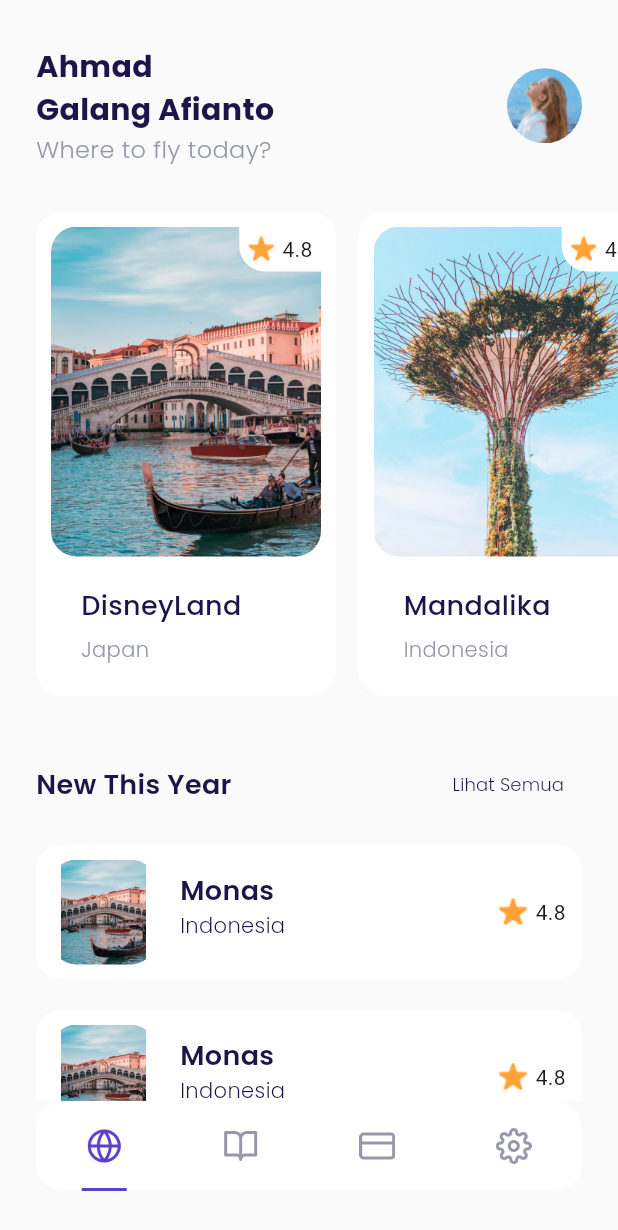
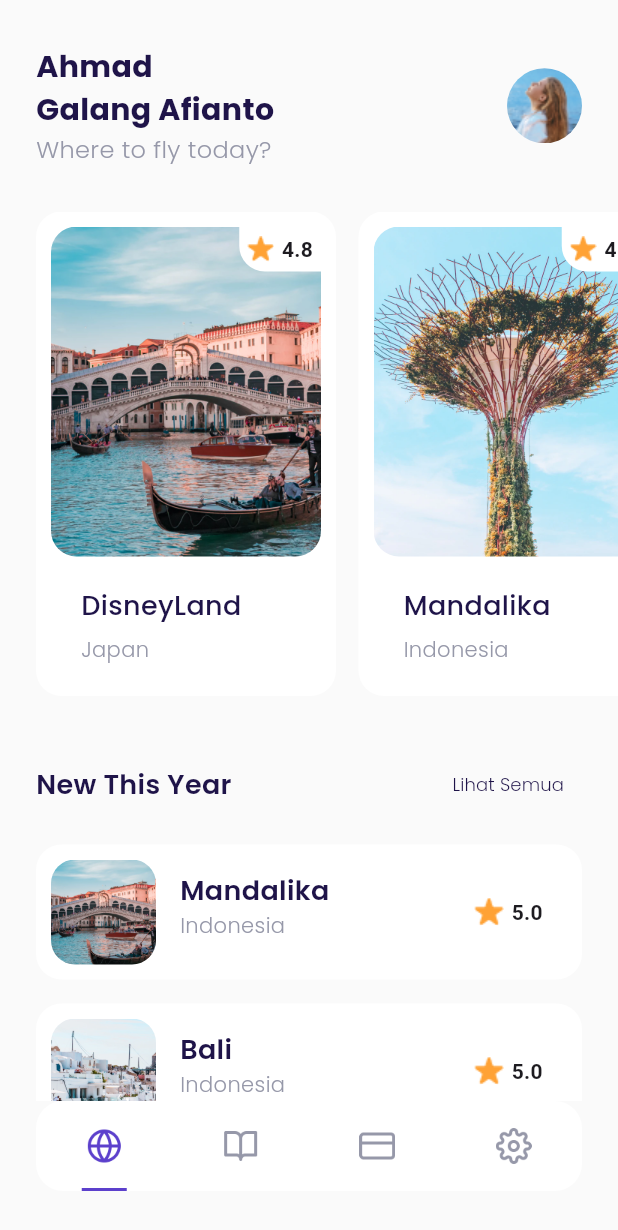
Before and after one commit to ahmadgalang/FlutterTravel, a Flutter app: the MainPage screen opened by its route, on a phone screen of 412 x 824 dp. Shown: the top 1230 px of the screen. Run offline on Flutter 3.47's test engine with Material 3 defaults, Android fonts, the phone set to English and light mode, and no system bars; our stand-ins replace google_fonts.

Commit message:
no message

```diff
--- /dev/null
+++ b/lib/ui/pages/detail_page.dart
@@ -0,0 +1,46 @@
+import 'package:flutter/material.dart';
+import 'package:flutter_travel/shared/theme.dart';
+
+class DetailPage extends StatelessWidget {
+  const DetailPage({super.key});
+
+  @override
+  Widget build(BuildContext context) {
+    Widget backgroundImage() {
+      return Container(
+        height: 450,
+        width: double.infinity,
+        decoration: const BoxDecoration(
+          image: DecorationImage(
+              image: AssetImage('assets/images/travel_one.png'),
+              fit: BoxFit.cover),
+        ),
+      );
+    }
+
+    Widget shadowImage() {
+      return Container(
+        height: 214,
+        margin: EdgeInsets.only(top: 236),
+        width: double.infinity,
+        decoration: BoxDecoration(
+          gradient: LinearGradient(
+            colors: [
+              Colors.transparent,
+              Colors.black.withOpacity(0.6)
+            ],
+            begin: Alignment.topCenter,
+            end: Alignment.bottomCenter,
+          ),
+        ),
+      );
+    }
+
+    return Scaffold(
+      backgroundColor: kBackgroundColor,
+      body: Stack(
+        children: [backgroundImage(), shadowImage()],
+      ),
+    );
+  }
+}
--- a/lib/ui/pages/home_page.dart
+++ b/lib/ui/pages/home_page.dart
@@ -74,7 +74,10 @@ class HomePage extends StatelessWidget {
           ));
     }
 
-    Widget title() {
+
+
+    Widget listDestination() {
+      Widget title() {
       return Container(
           margin: EdgeInsets.only(left: defaultMargin, top: 5, bottom: 16),
           child: Row(
@@ -93,23 +96,57 @@ class HomePage extends StatelessWidget {
                   onPressed: () {},
                   child: Text(
                     'Lihat Semua',
-                    style: secondaryTextStyle.copyWith(fontWeight: light, fontSize: 12),
+                    style: secondaryTextStyle.copyWith(
+                        fontWeight: light, fontSize: 12),
                   ),
                 ),
               ),
             ],
           ));
     }
-
-    Widget listDestination() {
-      return const Column(
-        children: [CustomCardListDestination(), CustomCardListDestination()],
+      return Container(
+        margin: const EdgeInsets.only(bottom: 100),
+        child: SingleChildScrollView(
+          scrollDirection: Axis.vertical,
+          child: Column(children: [
+            title(),
+            const CustomCardListDestination(
+              imageUrl: 'assets/images/travel_one.png',
+              titleDestination: 'Mandalika',
+              locationDestination: 'Indonesia',
+              rating: 5.0,
+            ),
+            const CustomCardListDestination(
+              imageUrl: 'assets/images/travel_two.png',
+              titleDestination: 'Bali',
+              locationDestination: 'Indonesia',
+              rating: 5.0,
+            ),
+            const CustomCardListDestination(
+              imageUrl: 'assets/images/travel_three.png',
+              titleDestination: 'Lombok',
+              locationDestination: 'Indonesia',
+              rating: 5.0,
+            ),
+            const CustomCardListDestination(
+              imageUrl: 'assets/images/travel_three.png',
+              titleDestination: 'Lombok',
+              locationDestination: 'Indonesia',
+              rating: 5.0,
+            ),
+            const CustomCardListDestination(
+              imageUrl: 'assets/images/travel_three.png',
+              titleDestination: 'Lombok',
+              locationDestination: 'Indonesia',
+              rating: 5.0,
+            )
+          ]),
+        ),
       );
     }
 
     return ListView(
-
-      children: [header(), popularDestionation(), title(), listDestination()],
+      children: [header(), popularDestionation(), listDestination()],
     );
   }
 }
--- a/lib/ui/widgets/custom_card_list_destination.dart
+++ b/lib/ui/widgets/custom_card_list_destination.dart
@@ -3,15 +3,23 @@ import 'package:flutter/material.dart';
 import '../../shared/theme.dart';
 
 class CustomCardListDestination extends StatelessWidget {
-  const CustomCardListDestination({super.key});
+  final String imageUrl;
+  final String titleDestination;
+  final String locationDestination;
+  final double rating;
+
+  const CustomCardListDestination(
+      {super.key,
+      required this.imageUrl,
+      required this.titleDestination,
+      required this.locationDestination,
+      required this.rating});
 
   @override
   Widget build(BuildContext context) {
     return Container(
-      margin: EdgeInsets.only(
-          left: defaultMargin, right: defaultMargin, bottom: 20),
-      child: Container(
       padding: const EdgeInsets.all(10),
+      margin: EdgeInsets.only(bottom: 16, left: defaultMargin, right: defaultMargin ),
       width: 370,
       height: 90,
       decoration: BoxDecoration(
@@ -22,13 +30,14 @@ class CustomCardListDestination extends StatelessWidget {
         children: [
           Container(
             margin: const EdgeInsets.only(right: 16),
-              height: 70,
+            height: 70 ,
             width: 70,
             decoration: BoxDecoration(
-                  image: const DecorationImage(
-                    image: AssetImage('assets/images/travel_one.png'),
+                image: DecorationImage(
+                  fit:BoxFit.cover,
+                  image: AssetImage(imageUrl),
                 ),
-                  borderRadius: BorderRadius.circular(defaultRadius)),
+                borderRadius: const BorderRadius.all(Radius.circular(16),),),
           ),
           Expanded(
             child: Container(
@@ -37,13 +46,13 @@ class CustomCardListDestination extends StatelessWidget {
                 crossAxisAlignment: CrossAxisAlignment.start,
                 children: [
                   Text(
-                      'Monas',
+                    titleDestination,
                     style: secondaryTextStyle.copyWith(
                         fontSize: 18, fontWeight: semiBold),
                   ),
                   Text(
-                      'Indonesia',
-                      style: secondaryTextStyle.copyWith(
+                    locationDestination,
+                    style: greyTextStyle.copyWith(
                         fontSize: 14, fontWeight: light),
                   )
                 ],
@@ -53,6 +62,7 @@ class CustomCardListDestination extends StatelessWidget {
           Container(
             height: 24,
             width: 46,
+            margin: const EdgeInsets.only(right: 16),
             decoration: BoxDecoration(color: kwhiteColor),
             child: Row(
               children: [
@@ -66,13 +76,15 @@ class CustomCardListDestination extends StatelessWidget {
                     ),
                   ),
                 ),
-                  const Text('4.8')
+                Text(
+                  rating.toString(),
+                  style: TextStyle(fontWeight: semiBold),
+                )
               ],
             ),
           )
         ],
       ),
-      ),
     );
   }
 }
--- a/lib/ui/widgets/custom_card_popular_destination.dart
+++ b/lib/ui/widgets/custom_card_popular_destination.dart
@@ -1,4 +1,5 @@
 import 'package:flutter/material.dart';
+import 'package:flutter_travel/ui/pages/detail_page.dart';
 
 import '../../shared/theme.dart';
 
@@ -17,7 +18,11 @@ class CustomCardDestination extends StatelessWidget {
 
   @override
   Widget build(BuildContext context) {
-    return Container(
+    return GestureDetector(
+      onTap: () {
+        Navigator.push(context, MaterialPageRoute(builder: (context) => const DetailPage(),),);
+      },
+      child: Container(
         padding: const EdgeInsets.all(10),
         width: 200,
         height: 323,
@@ -32,7 +37,7 @@ class CustomCardDestination extends StatelessWidget {
               height: 220,
               width: 180,
               decoration: BoxDecoration(
-              image:  DecorationImage(
+                image: DecorationImage(
                   image: AssetImage(imageUrl),
                 ),
                 borderRadius: BorderRadius.circular(defaultRadius),
@@ -44,7 +49,8 @@ class CustomCardDestination extends StatelessWidget {
                   height: 30,
                   decoration: BoxDecoration(
                       borderRadius: BorderRadius.only(
-                        bottomLeft: Radius.circular(defaultRadius)),
+                        bottomLeft: Radius.circular(defaultRadius),
+                      ),
                       color: kwhiteColor),
                   child: Row(
                     mainAxisAlignment: MainAxisAlignment.center,
@@ -60,7 +66,10 @@ class CustomCardDestination extends StatelessWidget {
                         ),
                       ),
                       const SizedBox(width: 5),
-                   Text(rating)
+                      Text(
+                        rating,
+                        style: TextStyle(fontWeight: semiBold),
+                      )
                     ],
                   ),
                 ),
@@ -87,6 +96,7 @@ class CustomCardDestination extends StatelessWidget {
             )
           ],
         ),
+      ),
     );
   }
 }
```
Lines whose indentation alone changed are shown as unchanged.
